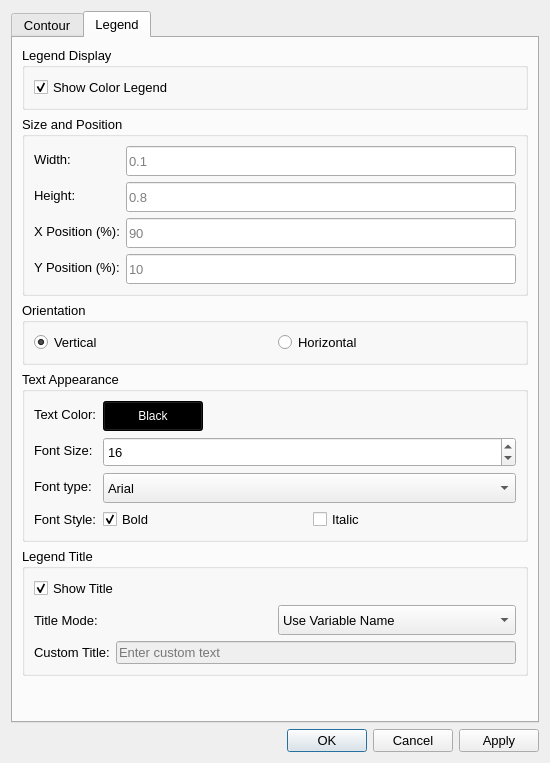
Qt form Post/ColorBarDialog.ui (shadeslide12/Ci_Gui) before a commit.
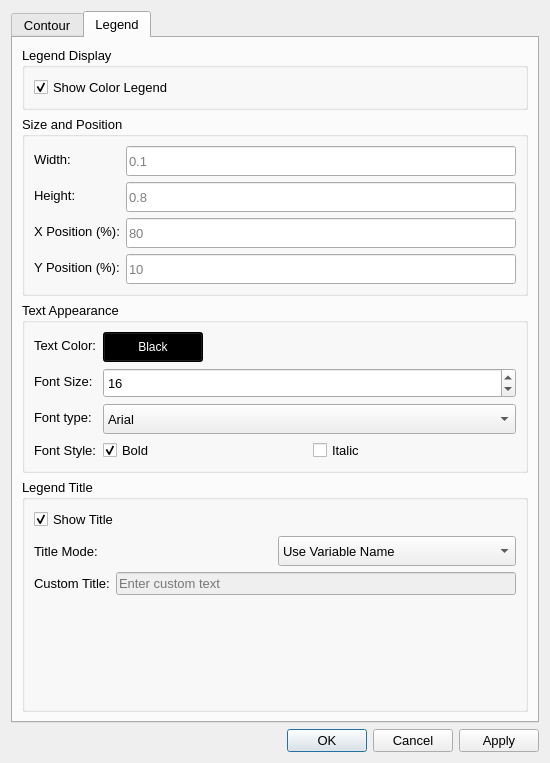
The same form after that commit. The open tabs and pages were chosen to show the change.

What changed in the file:
```diff
--- a/Post/ColorBarDialog.ui
+++ b/Post/ColorBarDialog.ui
@@ -281,7 +281,7 @@
              </size>
             </property>
             <property name="placeholderText">
-             <string>90</string>
+             <string>80</string>
             </property>
            </widget>
           </item>
@@ -308,32 +308,6 @@
          </layout>
         </widget>
        </item>
-       <item>
-        <widget class="QGroupBox" name="legendOrientationGroupBox">
-         <property name="title">
-          <string>Orientation</string>
-         </property>
-         <layout class="QHBoxLayout" name="orientationLayout">
-          <item>
-           <widget class="QRadioButton" name="radioVertical">
-            <property name="text">
-             <string>Vertical</string>
-            </property>
-            <property name="checked">
-             <bool>true</bool>
-            </property>
-           </widget>
-          </item>
-          <item>
-           <widget class="QRadioButton" name="radioHorizontal">
-            <property name="text">
-             <string>Horizontal</string>
-            </property>
-           </widget>
-          </item>
-         </layout>
-        </widget>
-       </item>
        <item>
         <widget class="QGroupBox" name="textAppearanceGroupBox">
          <property name="title">
@@ -542,22 +516,19 @@
             </item>
            </layout>
           </item>
+          <item>
+           <widget class="QWidget" name="Wi_Expan" native="true">
+            <property name="sizePolicy">
+             <sizepolicy hsizetype="Preferred" vsizetype="Expanding">
+              <horstretch>0</horstretch>
+              <verstretch>0</verstretch>
+             </sizepolicy>
+            </property>
+           </widget>
+          </item>
          </layout>
         </widget>
        </item>
-       <item>
-        <spacer name="legendVerticalSpacer">
-         <property name="orientation">
-          <enum>Qt::Vertical</enum>
-         </property>
-         <property name="sizeHint" stdset="0">
-          <size>
-           <width>20</width>
-           <height>40</height>
-          </size>
-         </property>
-        </spacer>
-       </item>
       </layout>
      </widget>
     </widget>
```
Left out of the diff: 38 changed lines with no effect on the pictures.
